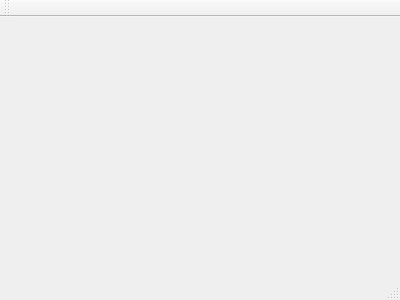
Above: gamemainwindow.ui from Soulike/24_Points before the change. Below: the same form after it.
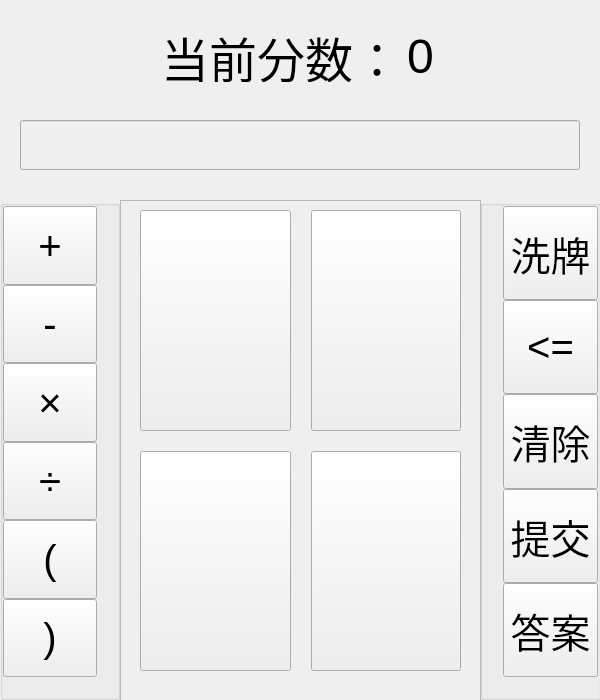
That is the form after the change.

```diff
--- a/gamemainwindow.ui
+++ b/gamemainwindow.ui
@@ -1,24 +1,489 @@
 <ui version="4.0">
  <class>GameMainWindow</class>
- <widget class="QMainWindow" name="GameMainWindow" >
-  <property name="geometry" >
+ <widget class="QMainWindow" name="GameMainWindow">
+  <property name="geometry">
    <rect>
     <x>0</x>
     <y>0</y>
-    <width>400</width>
-    <height>300</height>
+    <width>600</width>
+    <height>700</height>
    </rect>
   </property>
-  <property name="windowTitle" >
+  <property name="sizePolicy">
+   <sizepolicy hsizetype="Expanding" vsizetype="Expanding">
+    <horstretch>0</horstretch>
+    <verstretch>0</verstretch>
+   </sizepolicy>
+  </property>
+  <property name="minimumSize">
+   <size>
+    <width>600</width>
+    <height>700</height>
+   </size>
+  </property>
+  <property name="maximumSize">
+   <size>
+    <width>600</width>
+    <height>700</height>
+   </size>
+  </property>
+  <property name="windowTitle">
    <string>GameMainWindow</string>
   </property>
-  <widget class="QMenuBar" name="menuBar" />
-  <widget class="QToolBar" name="mainToolBar" />
-  <widget class="QWidget" name="centralWidget" />
-  <widget class="QStatusBar" name="statusBar" />
+  <widget class="QWidget" name="centralWidget">
+   <property name="sizePolicy">
+    <sizepolicy hsizetype="Preferred" vsizetype="Preferred">
+     <horstretch>0</horstretch>
+     <verstretch>0</verstretch>
+    </sizepolicy>
+   </property>
+   <widget class="QLineEdit" name="output">
+    <property name="enabled">
+     <bool>false</bool>
+    </property>
+    <property name="geometry">
+     <rect>
+      <x>20</x>
+      <y>120</y>
+      <width>560</width>
+      <height>50</height>
+     </rect>
+    </property>
+    <property name="font">
+     <font>
+      <pointsize>20</pointsize>
+     </font>
+    </property>
+    <property name="text">
+     <string/>
+    </property>
+    <property name="alignment">
+     <set>Qt::AlignLeading|Qt::AlignLeft|Qt::AlignVCenter</set>
+    </property>
+   </widget>
+   <widget class="QGroupBox" name="leftBox">
+    <property name="geometry">
+     <rect>
+      <x>0</x>
+      <y>200</y>
+      <width>120</width>
+      <height>500</height>
+     </rect>
+    </property>
+    <property name="sizePolicy">
+     <sizepolicy hsizetype="Expanding" vsizetype="Expanding">
+      <horstretch>0</horstretch>
+      <verstretch>0</verstretch>
+     </sizepolicy>
+    </property>
+    <property name="font">
+     <font>
+      <pointsize>16</pointsize>
+     </font>
+    </property>
+    <property name="styleSheet">
+     <string notr="true"/>
+    </property>
+    <layout class="QVBoxLayout" name="verticalLayout">
+     <property name="spacing">
+      <number>0</number>
+     </property>
+     <property name="leftMargin">
+      <number>0</number>
+     </property>
+     <property name="topMargin">
+      <number>0</number>
+     </property>
+     <property name="rightMargin">
+      <number>20</number>
+     </property>
+     <property name="bottomMargin">
+      <number>20</number>
+     </property>
+     <item>
+      <widget class="QPushButton" name="plusButton">
+       <property name="sizePolicy">
+        <sizepolicy hsizetype="Expanding" vsizetype="Preferred">
+         <horstretch>0</horstretch>
+         <verstretch>0</verstretch>
+        </sizepolicy>
+       </property>
+       <property name="font">
+        <font>
+         <pointsize>30</pointsize>
+        </font>
+       </property>
+       <property name="text">
+        <string>+</string>
+       </property>
+      </widget>
+     </item>
+     <item>
+      <widget class="QPushButton" name="minusButton">
+       <property name="sizePolicy">
+        <sizepolicy hsizetype="Expanding" vsizetype="Preferred">
+         <horstretch>0</horstretch>
+         <verstretch>0</verstretch>
+        </sizepolicy>
+       </property>
+       <property name="font">
+        <font>
+         <pointsize>30</pointsize>
+        </font>
+       </property>
+       <property name="text">
+        <string>-</string>
+       </property>
+      </widget>
+     </item>
+     <item>
+      <widget class="QPushButton" name="timesButton">
+       <property name="sizePolicy">
+        <sizepolicy hsizetype="Expanding" vsizetype="Preferred">
+         <horstretch>0</horstretch>
+         <verstretch>0</verstretch>
+        </sizepolicy>
+       </property>
+       <property name="font">
+        <font>
+         <pointsize>30</pointsize>
+        </font>
+       </property>
+       <property name="text">
+        <string>×</string>
+       </property>
+      </widget>
+     </item>
+     <item>
+      <widget class="QPushButton" name="divideButton">
+       <property name="sizePolicy">
+        <sizepolicy hsizetype="Expanding" vsizetype="Preferred">
+         <horstretch>0</horstretch>
+         <verstretch>0</verstretch>
+        </sizepolicy>
+       </property>
+       <property name="font">
+        <font>
+         <pointsize>30</pointsize>
+        </font>
+       </property>
+       <property name="text">
+        <string>÷</string>
+       </property>
+      </widget>
+     </item>
+     <item>
+      <widget class="QPushButton" name="leftButton">
+       <property name="sizePolicy">
+        <sizepolicy hsizetype="Expanding" vsizetype="Preferred">
+         <horstretch>0</horstretch>
+         <verstretch>0</verstretch>
+        </sizepolicy>
+       </property>
+       <property name="font">
+        <font>
+         <pointsize>30</pointsize>
+        </font>
+       </property>
+       <property name="text">
+        <string>(</string>
+       </property>
+      </widget>
+     </item>
+     <item>
+      <widget class="QPushButton" name="rightButton">
+       <property name="sizePolicy">
+        <sizepolicy hsizetype="Expanding" vsizetype="Preferred">
+         <horstretch>0</horstretch>
+         <verstretch>0</verstretch>
+        </sizepolicy>
+       </property>
+       <property name="font">
+        <font>
+         <pointsize>30</pointsize>
+        </font>
+       </property>
+       <property name="text">
+        <string>)</string>
+       </property>
+      </widget>
+     </item>
+    </layout>
+   </widget>
+   <widget class="QGroupBox" name="rightBox">
+    <property name="geometry">
+     <rect>
+      <x>480</x>
+      <y>200</y>
+      <width>121</width>
+      <height>500</height>
+     </rect>
+    </property>
+    <property name="font">
+     <font>
+      <pointsize>16</pointsize>
+     </font>
+    </property>
+    <layout class="QVBoxLayout" name="verticalLayout_2">
+     <property name="spacing">
+      <number>0</number>
+     </property>
+     <property name="leftMargin">
+      <number>20</number>
+     </property>
+     <property name="topMargin">
+      <number>0</number>
+     </property>
+     <property name="rightMargin">
+      <number>0</number>
+     </property>
+     <property name="bottomMargin">
+      <number>20</number>
+     </property>
+     <item>
+      <widget class="QPushButton" name="shuffleButton">
+       <property name="sizePolicy">
+        <sizepolicy hsizetype="Expanding" vsizetype="Expanding">
+         <horstretch>0</horstretch>
+         <verstretch>0</verstretch>
+        </sizepolicy>
+       </property>
+       <property name="font">
+        <font>
+         <pointsize>30</pointsize>
+        </font>
+       </property>
+       <property name="text">
+        <string>洗牌</string>
+       </property>
+      </widget>
+     </item>
+     <item>
+      <widget class="QPushButton" name="backspaceButton">
+       <property name="sizePolicy">
+        <sizepolicy hsizetype="Expanding" vsizetype="Expanding">
+         <horstretch>0</horstretch>
+         <verstretch>0</verstretch>
+        </sizepolicy>
+       </property>
+       <property name="font">
+        <font>
+         <pointsize>30</pointsize>
+        </font>
+       </property>
+       <property name="text">
+        <string>&lt;=</string>
+       </property>
+      </widget>
+     </item>
+     <item>
+      <widget class="QPushButton" name="clearButton">
+       <property name="sizePolicy">
+        <sizepolicy hsizetype="Expanding" vsizetype="Expanding">
+         <horstretch>0</horstretch>
+         <verstretch>0</verstretch>
+        </sizepolicy>
+       </property>
+       <property name="font">
+        <font>
+         <pointsize>30</pointsize>
+        </font>
+       </property>
+       <property name="text">
+        <string>清除</string>
+       </property>
+      </widget>
+     </item>
+     <item>
+      <widget class="QPushButton" name="submitButton">
+       <property name="sizePolicy">
+        <sizepolicy hsizetype="Expanding" vsizetype="Expanding">
+         <horstretch>0</horstretch>
+         <verstretch>0</verstretch>
+        </sizepolicy>
+       </property>
+       <property name="font">
+        <font>
+         <pointsize>30</pointsize>
+        </font>
+       </property>
+       <property name="text">
+        <string>提交</string>
+       </property>
+      </widget>
+     </item>
+     <item>
+      <widget class="QPushButton" name="answerButton">
+       <property name="sizePolicy">
+        <sizepolicy hsizetype="Expanding" vsizetype="Expanding">
+         <horstretch>0</horstretch>
+         <verstretch>0</verstretch>
+        </sizepolicy>
+       </property>
+       <property name="font">
+        <font>
+         <pointsize>30</pointsize>
+        </font>
+       </property>
+       <property name="toolTip">
+        <string>&lt;html&gt;&lt;head/&gt;&lt;body&gt;&lt;p&gt;&lt;span style=&quot; font-size:10pt;&quot;&gt;查看答案会被扣分哦&lt;/span&gt;&lt;/p&gt;&lt;/body&gt;&lt;/html&gt;</string>
+       </property>
+       <property name="toolTipDuration">
+        <number>-1</number>
+       </property>
+       <property name="text">
+        <string>答案</string>
+       </property>
+      </widget>
+     </item>
+    </layout>
+   </widget>
+   <widget class="QFrame" name="frame">
+    <property name="geometry">
+     <rect>
+      <x>120</x>
+      <y>200</y>
+      <width>361</width>
+      <height>501</height>
+     </rect>
+    </property>
+    <property name="frameShape">
+     <enum>QFrame::StyledPanel</enum>
+    </property>
+    <property name="frameShadow">
+     <enum>QFrame::Raised</enum>
+    </property>
+    <widget class="QWidget" name="">
+     <property name="geometry">
+      <rect>
+       <x>0</x>
+       <y>0</y>
+       <width>361</width>
+       <height>501</height>
+      </rect>
+     </property>
+     <layout class="QGridLayout" name="cardsContainer">
+      <property name="leftMargin">
+       <number>20</number>
+      </property>
+      <property name="topMargin">
+       <number>10</number>
+      </property>
+      <property name="rightMargin">
+       <number>20</number>
+      </property>
+      <property name="bottomMargin">
+       <number>30</number>
+      </property>
+      <property name="spacing">
+       <number>20</number>
+      </property>
+      <item row="0" column="1">
+       <widget class="QPushButton" name="card2">
+        <property name="sizePolicy">
+         <sizepolicy hsizetype="Expanding" vsizetype="Expanding">
+          <horstretch>0</horstretch>
+          <verstretch>0</verstretch>
+         </sizepolicy>
+        </property>
+        <property name="text">
+         <string/>
+        </property>
+        <property name="checkable">
+         <bool>true</bool>
+        </property>
+       </widget>
+      </item>
+      <item row="0" column="0">
+       <widget class="QPushButton" name="card1">
+        <property name="sizePolicy">
+         <sizepolicy hsizetype="Expanding" vsizetype="Expanding">
+          <horstretch>0</horstretch>
+          <verstretch>0</verstretch>
+         </sizepolicy>
+        </property>
+        <property name="text">
+         <string/>
+        </property>
+        <property name="checkable">
+         <bool>true</bool>
+        </property>
+       </widget>
+      </item>
+      <item row="1" column="0">
+       <widget class="QPushButton" name="card3">
+        <property name="sizePolicy">
+         <sizepolicy hsizetype="Expanding" vsizetype="Expanding">
+          <horstretch>0</horstretch>
+          <verstretch>0</verstretch>
+         </sizepolicy>
+        </property>
+        <property name="text">
+         <string/>
+        </property>
+        <property name="checkable">
+         <bool>true</bool>
+        </property>
+       </widget>
+      </item>
+      <item row="1" column="1">
+       <widget class="QPushButton" name="card4">
+        <property name="sizePolicy">
+         <sizepolicy hsizetype="Expanding" vsizetype="Expanding">
+          <horstretch>0</horstretch>
+          <verstretch>0</verstretch>
+         </sizepolicy>
+        </property>
+        <property name="text">
+         <string/>
+        </property>
+        <property name="checkable">
+         <bool>true</bool>
+        </property>
+       </widget>
+      </item>
+     </layout>
+    </widget>
+   </widget>
+   <widget class="QWidget" name="">
+    <property name="geometry">
+     <rect>
+      <x>150</x>
+      <y>20</y>
+      <width>311</width>
+      <height>73</height>
+     </rect>
+    </property>
+    <layout class="QHBoxLayout" name="horizontalLayout">
+     <item>
+      <widget class="QLabel" name="label">
+       <property name="font">
+        <font>
+         <pointsize>36</pointsize>
+        </font>
+       </property>
+       <property name="text">
+        <string>当前分数：</string>
+       </property>
+      </widget>
+     </item>
+     <item>
+      <widget class="QLabel" name="score">
+       <property name="font">
+        <font>
+         <pointsize>36</pointsize>
+        </font>
+       </property>
+       <property name="text">
+        <string>0</string>
+       </property>
+      </widget>
+     </item>
+    </layout>
+   </widget>
+  </widget>
  </widget>
- <layoutDefault spacing="6" margin="11" />
- <pixmapfunction></pixmapfunction>
+ <layoutdefault spacing="6" margin="11"/>
  <resources/>
  <connections/>
 </ui>
```
Left out of the diff: 1 changed line with no effect on the pictures.
